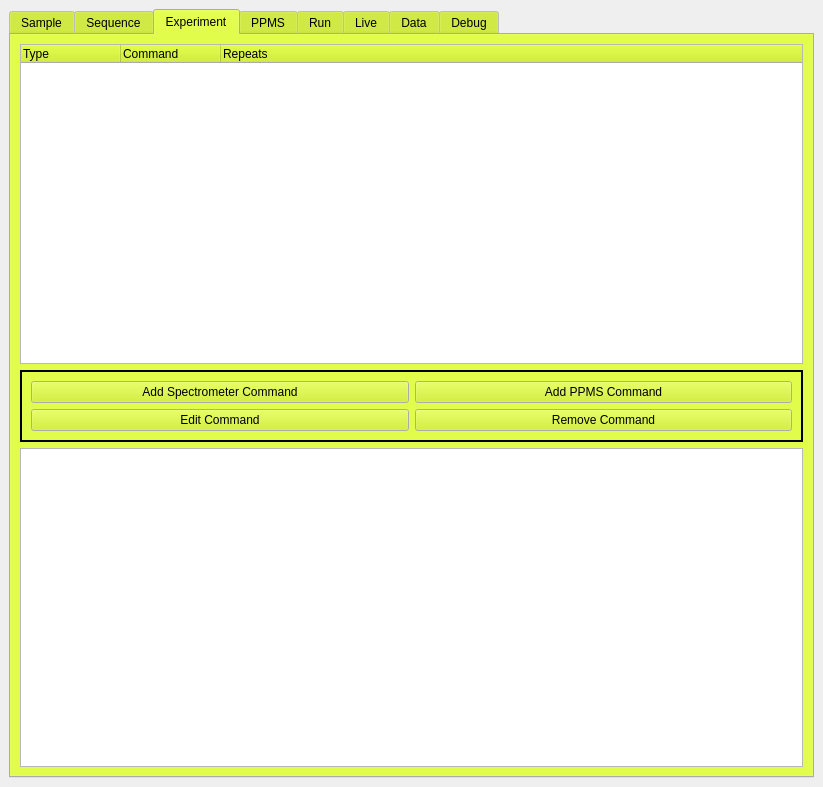
Qt form GUI_pyQt/ui files/spectrometer_tabbed.ui (jhead96/NMR-spectrometer-GUI) before a commit.
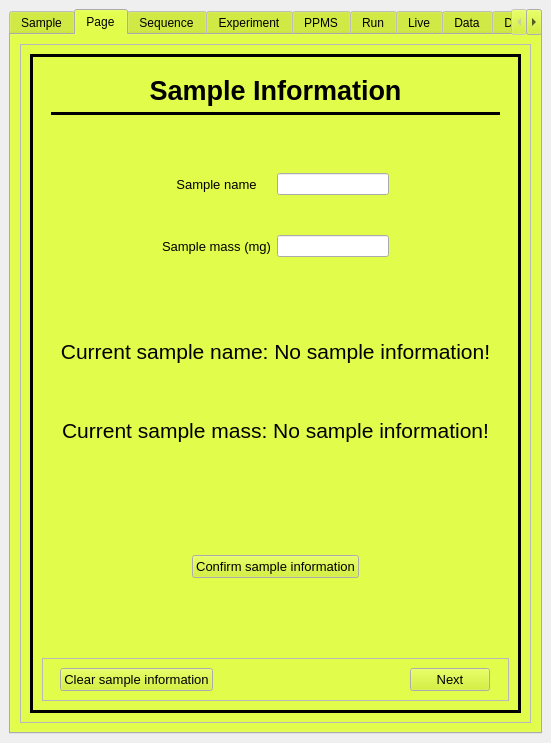
The same form after that commit. Custom widgets are drawn as their Qt base class.

Commit message: Began style update to .ui files

Patch:
```diff
--- a/GUI_pyQt/ui files/spectrometer_tabbed.ui
+++ b/GUI_pyQt/ui files/spectrometer_tabbed.ui
@@ -6,8 +6,8 @@
    <rect>
     <x>0</x>
     <y>0</y>
-    <width>823</width>
-    <height>787</height>
+    <width>551</width>
+    <height>743</height>
    </rect>
   </property>
   <property name="windowTitle">
@@ -67,7 +67,7 @@
        <enum>QTabWidget::Rounded</enum>
       </property>
       <property name="currentIndex">
-       <number>2</number>
+       <number>1</number>
       </property>
       <widget class="QWidget" name="tab_sample">
        <attribute name="title">
@@ -223,6 +223,388 @@
         </item>
        </layout>
       </widget>
+      <widget class="QWidget" name="tab">
+       <attribute name="title">
+        <string>Page</string>
+       </attribute>
+       <layout class="QVBoxLayout" name="verticalLayout_3">
+        <item>
+         <widget class="QFrame" name="frame_5">
+          <property name="frameShape">
+           <enum>QFrame::StyledPanel</enum>
+          </property>
+          <property name="frameShadow">
+           <enum>QFrame::Raised</enum>
+          </property>
+          <layout class="QHBoxLayout" name="horizontalLayout_12">
+           <item>
+            <widget class="QFrame" name="frame_15">
+             <property name="frameShape">
+              <enum>QFrame::Box</enum>
+             </property>
+             <property name="frameShadow">
+              <enum>QFrame::Plain</enum>
+             </property>
+             <property name="lineWidth">
+              <number>3</number>
+             </property>
+             <layout class="QVBoxLayout" name="verticalLayout_8">
+              <item>
+               <widget class="QFrame" name="frame_12">
+                <property name="sizePolicy">
+                 <sizepolicy hsizetype="Preferred" vsizetype="Fixed">
+                  <horstretch>0</horstretch>
+                  <verstretch>0</verstretch>
+                 </sizepolicy>
+                </property>
+                <property name="frameShape">
+                 <enum>QFrame::NoFrame</enum>
+                </property>
+                <property name="frameShadow">
+                 <enum>QFrame::Plain</enum>
+                </property>
+                <property name="lineWidth">
+                 <number>3</number>
+                </property>
+                <layout class="QGridLayout" name="gridLayout_11">
+                 <item row="0" column="0">
+                  <widget class="QLabel" name="label_5">
+                   <property name="sizePolicy">
+                    <sizepolicy hsizetype="Preferred" vsizetype="Fixed">
+                     <horstretch>0</horstretch>
+                     <verstretch>0</verstretch>
+                    </sizepolicy>
+                   </property>
+                   <property name="font">
+                    <font>
+                     <pointsize>20</pointsize>
+                     <weight>75</weight>
+                     <bold>true</bold>
+                    </font>
+                   </property>
+                   <property name="text">
+                    <string>Sample Information</string>
+                   </property>
+                   <property name="alignment">
+                    <set>Qt::AlignCenter</set>
+                   </property>
+                  </widget>
+                 </item>
+                 <item row="1" column="0">
+                  <widget class="Line" name="line_3">
+                   <property name="frameShadow">
+                    <enum>QFrame::Plain</enum>
+                   </property>
+                   <property name="lineWidth">
+                    <number>3</number>
+                   </property>
+                   <property name="midLineWidth">
+                    <number>1</number>
+                   </property>
+                   <property name="orientation">
+                    <enum>Qt::Horizontal</enum>
+                   </property>
+                  </widget>
+                 </item>
+                </layout>
+               </widget>
+              </item>
+              <item>
+               <widget class="QFrame" name="frame_7">
+                <property name="frameShape">
+                 <enum>QFrame::NoFrame</enum>
+                </property>
+                <property name="frameShadow">
+                 <enum>QFrame::Plain</enum>
+                </property>
+                <property name="lineWidth">
+                 <number>1</number>
+                </property>
+                <layout class="QGridLayout" name="gridLayout_4">
+                 <item row="0" column="2">
+                  <widget class="QLineEdit" name="lineEdit"/>
+                 </item>
+                 <item row="0" column="1">
+                  <widget class="QLabel" name="label">
+                   <property name="font">
+                    <font>
+                     <pointsize>10</pointsize>
+                    </font>
+                   </property>
+                   <property name="text">
+                    <string>Sample name</string>
+                   </property>
+                   <property name="alignment">
+                    <set>Qt::AlignCenter</set>
+                   </property>
+                  </widget>
+                 </item>
+                 <item row="1" column="1">
+                  <widget class="QLabel" name="label_2">
+                   <property name="font">
+                    <font>
+                     <pointsize>10</pointsize>
+                    </font>
+                   </property>
+                   <property name="text">
+                    <string>Sample mass (mg)</string>
+                   </property>
+                   <property name="alignment">
+                    <set>Qt::AlignCenter</set>
+                   </property>
+                  </widget>
+                 </item>
+                 <item row="1" column="2">
+                  <widget class="QLineEdit" name="lineEdit_2"/>
+                 </item>
+                 <item row="0" column="0">
+                  <spacer name="horizontalSpacer_7">
+                   <property name="orientation">
+                    <enum>Qt::Horizontal</enum>
+                   </property>
+                   <property name="sizeHint" stdset="0">
+                    <size>
+                     <width>40</width>
+                     <height>20</height>
+                    </size>
+                   </property>
+                  </spacer>
+                 </item>
+                 <item row="0" column="3">
+                  <spacer name="horizontalSpacer_8">
+                   <property name="orientation">
+                    <enum>Qt::Horizontal</enum>
+                   </property>
+                   <property name="sizeHint" stdset="0">
+                    <size>
+                     <width>40</width>
+                     <height>20</height>
+                    </size>
+                   </property>
+                  </spacer>
+                 </item>
+                 <item row="1" column="0">
+                  <spacer name="horizontalSpacer_9">
+                   <property name="orientation">
+                    <enum>Qt::Horizontal</enum>
+                   </property>
+                   <property name="sizeHint" stdset="0">
+                    <size>
+                     <width>40</width>
+                     <height>20</height>
+                    </size>
+                   </property>
+                  </spacer>
+                 </item>
+                 <item row="1" column="3">
+                  <spacer name="horizontalSpacer_10">
+                   <property name="orientation">
+                    <enum>Qt::Horizontal</enum>
+                   </property>
+                   <property name="sizeHint" stdset="0">
+                    <size>
+                     <width>40</width>
+                     <height>20</height>
+                    </size>
+                   </property>
+                  </spacer>
+                 </item>
+                </layout>
+               </widget>
+              </item>
+              <item>
+               <widget class="QFrame" name="frame_11">
+                <property name="frameShape">
+                 <enum>QFrame::NoFrame</enum>
+                </property>
+                <property name="frameShadow">
+                 <enum>QFrame::Plain</enum>
+                </property>
+                <property name="lineWidth">
+                 <number>1</number>
+                </property>
+                <layout class="QVBoxLayout" name="verticalLayout_10">
+                 <item>
+                  <widget class="QLabel" name="label_3">
+                   <property name="font">
+                    <font>
+                     <pointsize>16</pointsize>
+                    </font>
+                   </property>
+                   <property name="text">
+                    <string>Current sample name: No sample information!</string>
+                   </property>
+                   <property name="alignment">
+                    <set>Qt::AlignCenter</set>
+                   </property>
+                  </widget>
+                 </item>
+                 <item>
+                  <widget class="QLabel" name="label_4">
+                   <property name="font">
+                    <font>
+                     <pointsize>16</pointsize>
+                    </font>
+                   </property>
+                   <property name="text">
+                    <string>Current sample mass: No sample information!</string>
+                   </property>
+                   <property name="alignment">
+                    <set>Qt::AlignCenter</set>
+                   </property>
+                  </widget>
+                 </item>
+                </layout>
+               </widget>
+              </item>
+              <item>
+               <widget class="QFrame" name="frame_13">
+                <property name="frameShape">
+                 <enum>QFrame::NoFrame</enum>
+                </property>
+                <property name="frameShadow">
+                 <enum>QFrame::Sunken</enum>
+                </property>
+                <layout class="QHBoxLayout" name="horizontalLayout_9">
+                 <item>
+                  <spacer name="horizontalSpacer_11">
+                   <property name="orientation">
+                    <enum>Qt::Horizontal</enum>
+                   </property>
+                   <property name="sizeHint" stdset="0">
+                    <size>
+                     <width>40</width>
+                     <height>20</height>
+                    </size>
+                   </property>
+                  </spacer>
+                 </item>
+                 <item>
+                  <widget class="QPushButton" name="pushButton_5">
+                   <property name="font">
+                    <font>
+                     <pointsize>10</pointsize>
+                    </font>
+                   </property>
+                   <property name="text">
+                    <string>Confirm sample information</string>
+                   </property>
+                   <property name="default">
+                    <bool>false</bool>
+                   </property>
+                   <property name="flat">
+                    <bool>false</bool>
+                   </property>
+                  </widget>
+                 </item>
+                 <item>
+                  <spacer name="horizontalSpacer_16">
+                   <property name="orientation">
+                    <enum>Qt::Horizontal</enum>
+                   </property>
+                   <property name="sizeHint" stdset="0">
+                    <size>
+                     <width>40</width>
+                     <height>20</height>
+                    </size>
+                   </property>
+                  </spacer>
+                 </item>
+                </layout>
+               </widget>
+              </item>
+              <item>
+               <widget class="QFrame" name="frame_6">
+                <property name="sizePolicy">
+                 <sizepolicy hsizetype="Preferred" vsizetype="Fixed">
+                  <horstretch>0</horstretch>
+                  <verstretch>0</verstretch>
+                 </sizepolicy>
+                </property>
+                <property name="frameShape">
+                 <enum>QFrame::StyledPanel</enum>
+                </property>
+                <property name="frameShadow">
+                 <enum>QFrame::Raised</enum>
+                </property>
+                <layout class="QHBoxLayout" name="horizontalLayout_7">
+                 <item>
+                  <spacer name="horizontalSpacer_17">
+                   <property name="orientation">
+                    <enum>Qt::Horizontal</enum>
+                   </property>
+                   <property name="sizeHint" stdset="0">
+                    <size>
+                     <width>40</width>
+                     <height>20</height>
+                    </size>
+                   </property>
+                  </spacer>
+                 </item>
+                 <item>
+                  <widget class="QPushButton" name="pushButton_2">
+                   <property name="font">
+                    <font>
+                     <pointsize>10</pointsize>
+                    </font>
+                   </property>
+                   <property name="text">
+                    <string>Clear sample information</string>
+                   </property>
+                  </widget>
+                 </item>
+                 <item>
+                  <spacer name="horizontalSpacer_6">
+                   <property name="orientation">
+                    <enum>Qt::Horizontal</enum>
+                   </property>
+                   <property name="sizeType">
+                    <enum>QSizePolicy::Fixed</enum>
+                   </property>
+                   <property name="sizeHint" stdset="0">
+                    <size>
+                     <width>191</width>
+                     <height>20</height>
+                    </size>
+                   </property>
+                  </spacer>
+                 </item>
+                 <item>
+                  <widget class="QPushButton" name="pushButton_3">
+                   <property name="font">
+                    <font>
+                     <pointsize>10</pointsize>
+                    </font>
+                   </property>
+                   <property name="text">
+                    <string>Next</string>
+                   </property>
+                  </widget>
+                 </item>
+                 <item>
+                  <spacer name="horizontalSpacer_18">
+                   <property name="orientation">
+                    <enum>Qt::Horizontal</enum>
+                   </property>
+                   <property name="sizeHint" stdset="0">
+                    <size>
+                     <width>40</width>
+                     <height>20</height>
+                    </size>
+                   </property>
+                  </spacer>
+                 </item>
+                </layout>
+               </widget>
+              </item>
+             </layout>
+            </widget>
+           </item>
+          </layout>
+         </widget>
+        </item>
+       </layout>
+      </widget>
       <widget class="QWidget" name="tab_seq">
        <attribute name="title">
         <string>Sequence</string>
```
